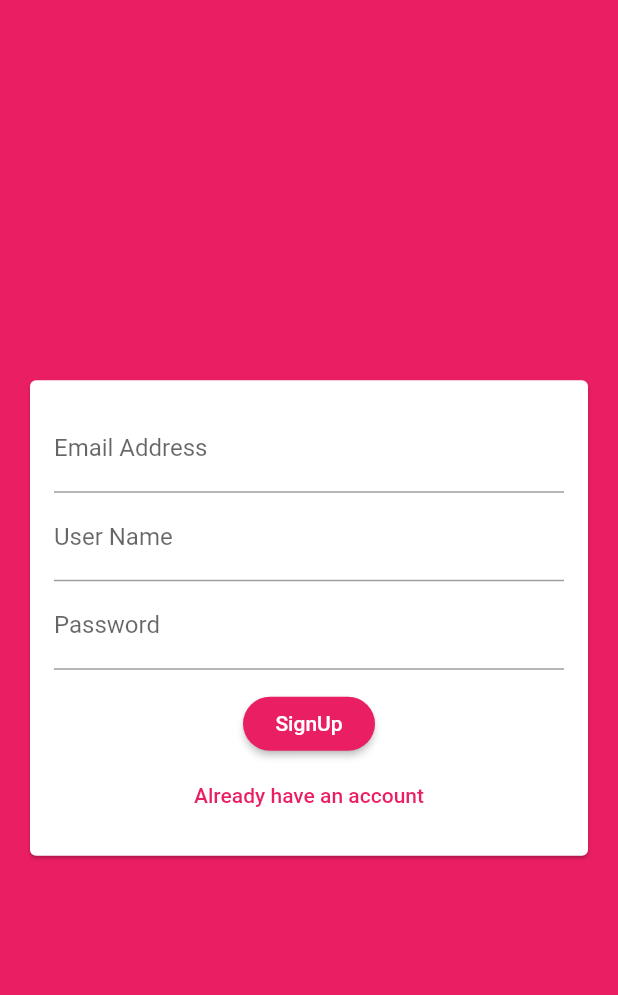
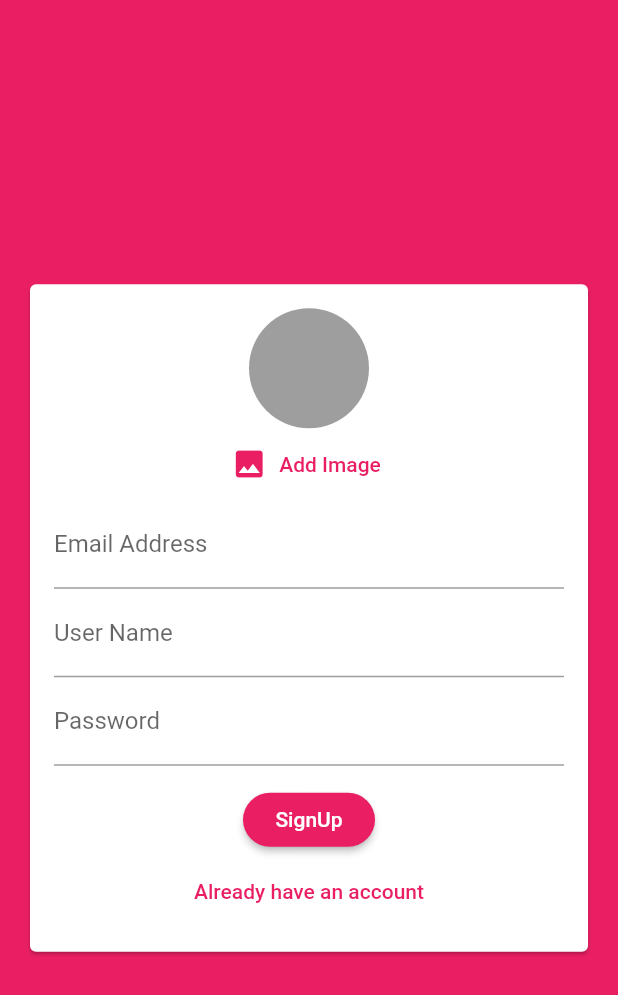
Before and after one commit to ginoabella/academind_chat, a Flutter app: the screen it shows after launch, on a phone screen of 412 x 824 dp. Shown: the top 995 px of the screen. Run offline on Flutter 3.47's test engine with Material 2 defaults, Android fonts, the phone set to English and light mode, and no system bars; our stand-ins replace cloud_firestore, firebase_auth, image_picker; accounts and stored records are empty.

Commit message:
module 329

```diff
--- a/lib/widgets/auth/auth_form.dart
+++ b/lib/widgets/auth/auth_form.dart
@@ -1,3 +1,4 @@
+import 'package:chatApp/widgets/pickers/user_image_picker.dart';
 import 'package:flutter/material.dart';
 
 class AuthForm extends StatefulWidget {
@@ -51,6 +52,7 @@ class _AuthFormState extends State<AuthForm> {
               child: Column(
                 mainAxisSize: MainAxisSize.min,
                 children: <Widget>[
+                  if (!_isLogin) UserImagePicker(),
                   TextFormField(
                     key: ValueKey('email'),
                     validator: (value) {
--- /dev/null
+++ b/lib/widgets/pickers/user_image_picker.dart
@@ -0,0 +1,42 @@
+import 'dart:io';
+
+import 'package:flutter/material.dart';
+import 'package:image_picker/image_picker.dart';
+
+class UserImagePicker extends StatefulWidget {
+  @override
+  _UserImagePickerState createState() => _UserImagePickerState();
+}
+
+class _UserImagePickerState extends State<UserImagePicker> {
+  File _pickedImage;
+
+  void _pickImage() async {
+    final picker = ImagePicker();
+    final pickedImage = await picker.getImage(source: ImageSource.camera);
+    final pickedImageFile = File(pickedImage.path);
+    setState(() {
+      _pickedImage = pickedImageFile;
+    });
+  }
+
+  @override
+  Widget build(BuildContext context) {
+    return Column(
+      children: <Widget>[
+        CircleAvatar(
+          radius: 40,
+          backgroundColor: Colors.grey,
+          backgroundImage:
+              _pickedImage != null ? FileImage(_pickedImage) : null,
+        ),
+        FlatButton.icon(
+          textColor: Theme.of(context).primaryColor,
+          onPressed: _pickImage,
+          icon: Icon(Icons.image),
+          label: Text('Add Image'),
+        ),
+      ],
+    );
+  }
+}
--- a/pubspec.yaml
+++ b/pubspec.yaml
@@ -15,6 +15,7 @@ dependencies:
     sdk: flutter
   cloud_firestore: ^0.13.7
   firebase_auth: ^0.16.1
+  image_picker: ^0.6.7+2
 
 
   # The following adds the Cupertino Icons font to your application.
```
Also changed, not shown: lib/screens/chat_screen.dart (+9 -25 lines), lib/widgets/chat/message_bubble.dart (added, +59 -0 lines), lib/widgets/chat/messages.dart (added, +40 -0 lines), lib/widgets/chat/new_message.dart (added, +55 -0 lines), pubspec.lock, 3 other files.
